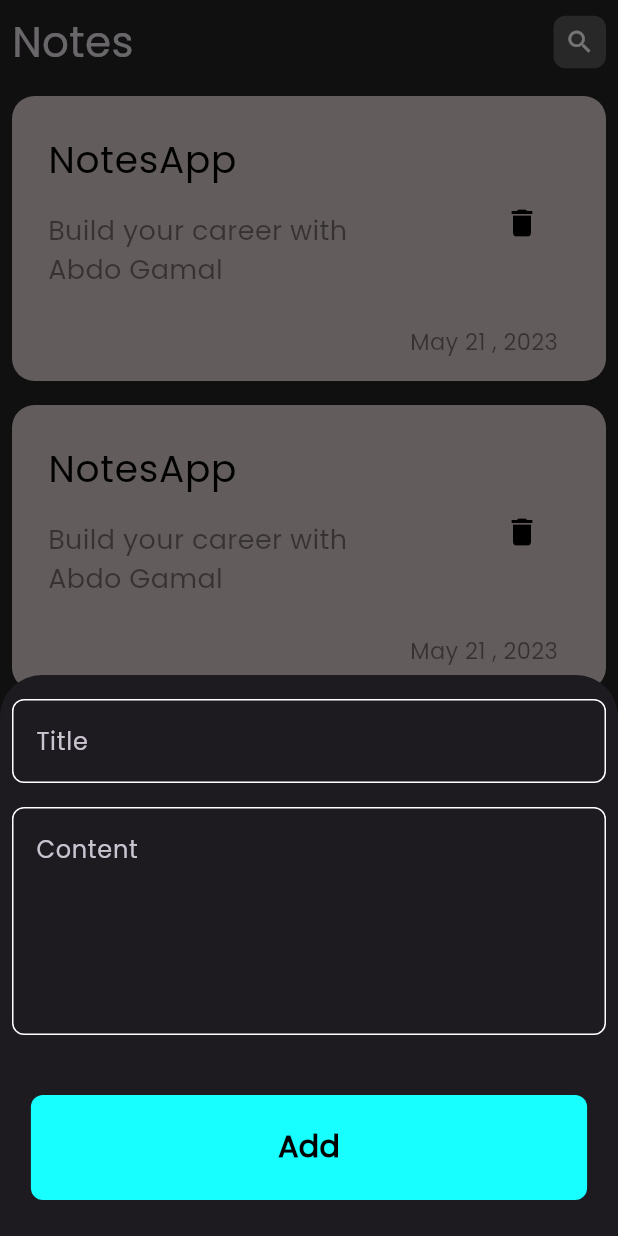
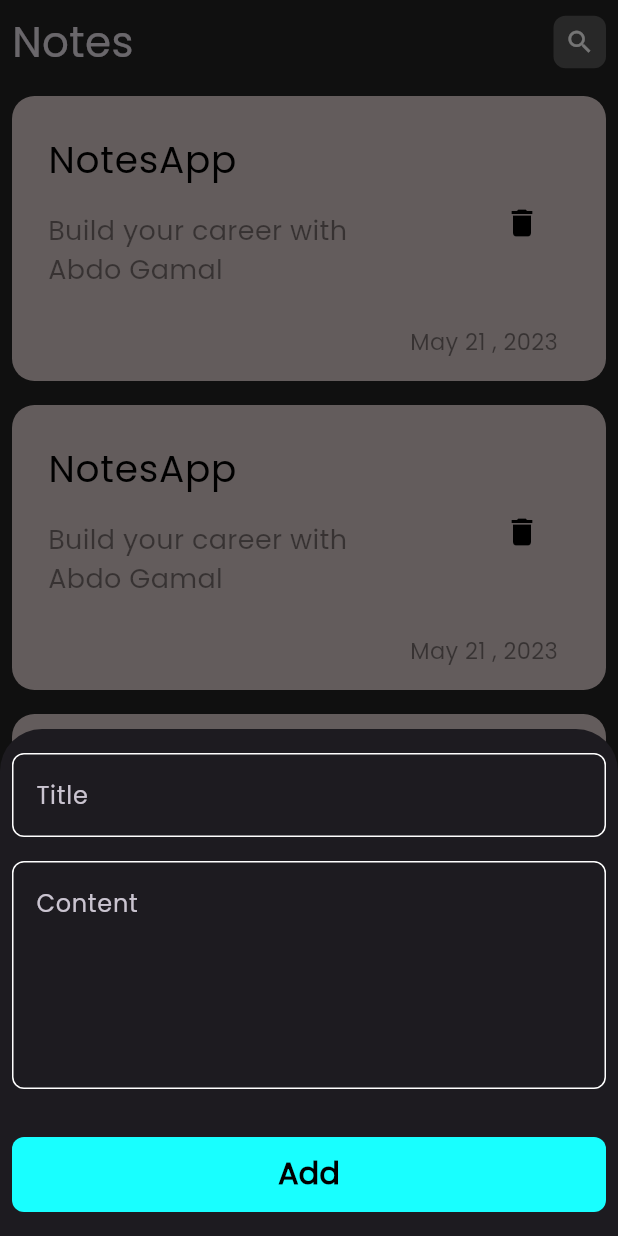
Before and after one commit to AbdoGamal0/notes_app, a Flutter app: the screen it shows after launch, after a tap on the "add" icon, on a phone screen of 412 x 824 dp. Run offline on Flutter 3.47's test engine with Material 3 defaults, Android fonts, the phone set to English and light mode, and no system bars.

Commit message:
edit note ui done

```diff
--- a/lib/views/home_view.dart
+++ b/lib/views/home_view.dart
@@ -36,7 +36,11 @@ class HomeView extends StatelessWidget {
                     SizedBox(
                       height: 32,
                     ),
-                    CustomButton(),
+                    CustomButton(
+                      onPressed: () {
+                        // print('Hello world');
+                      },
+                    ),
                     SizedBox(
                       height: 16,
                     )
--- a/lib/views/widgets/custom_app_bar.dart
+++ b/lib/views/widgets/custom_app_bar.dart
@@ -3,21 +3,22 @@ import 'package:flutter/material.dart';
 import 'custom_search_icon.dart';
 
 class CustomAppBar extends StatelessWidget {
-  const CustomAppBar({
-    super.key,
-  });
-
+  const CustomAppBar({super.key, required this.title, required this.icon});
+  final String title;
+  final IconData icon;
   @override
   Widget build(BuildContext context) {
     return Row(
       children: [
         Text(
-          'Notes',
+          title,
           style: TextStyle(fontSize: 28),
         ),
         Spacer(),
         InkWell(
-          child: CustomSearchIcon(),
+          child: CustomSearchIcon(
+            iconData: icon,
+          ),
           onTap: () {},
         )
       ],
--- a/lib/views/widgets/custom_button.dart
+++ b/lib/views/widgets/custom_button.dart
@@ -2,15 +2,16 @@ import 'package:flutter/material.dart';
 import 'package:notes_app/constants.dart';
 
 class CustomButton extends StatelessWidget {
-  const CustomButton({super.key});
+  const CustomButton({super.key, required this.onPressed});
+  final VoidCallback? onPressed;
 
   @override
   Widget build(BuildContext context) {
-    return Padding(
-      padding: const EdgeInsets.all(8.0),
+    return GestureDetector(
+      onTap: onPressed,
       child: Container(
-        height: 70,
-        width: MediaQuery.sizeOf(context).width * .9,
+        height: 50,
+        width: MediaQuery.sizeOf(context).width * .98,
         decoration: BoxDecoration(
             color: kPrimaryColor,
             shape: BoxShape.rectangle,
--- a/lib/views/widgets/custom_search_icon.dart
+++ b/lib/views/widgets/custom_search_icon.dart
@@ -3,7 +3,9 @@ import 'package:flutter/material.dart';
 class CustomSearchIcon extends StatelessWidget {
   const CustomSearchIcon({
     super.key,
+    required this.iconData,
   });
+  final IconData iconData;
 
   @override
   Widget build(BuildContext context) {
@@ -15,7 +17,7 @@ class CustomSearchIcon extends StatelessWidget {
         borderRadius: BorderRadius.circular(8),
       ),
       child: Icon(
-        Icons.search,
+        iconData,
         size: 20,
       ),
     );
--- a/lib/views/widgets/notes_item.dart
+++ b/lib/views/widgets/notes_item.dart
@@ -1,11 +1,17 @@
 import 'package:flutter/material.dart';
+import 'package:notes_app/views/edit_note_view.dart';
 
 class NotesItem extends StatelessWidget {
   const NotesItem({super.key});
 
   @override
   Widget build(BuildContext context) {
-    return Container(
+    return InkWell(
+      onTap: () {
+        Navigator.push(
+            context, MaterialPageRoute(builder: (context) => EditNoteView()));
+      },
+      child: Container(
         padding: EdgeInsets.symmetric(horizontal: 8, vertical: 16),
         margin: EdgeInsets.only(top: 16),
         decoration: BoxDecoration(
@@ -41,6 +47,7 @@ class NotesItem extends StatelessWidget {
             ),
           ],
         ),
+      ),
     );
   }
 }
--- a/lib/views/widgets/notes_view_body.dart
+++ b/lib/views/widgets/notes_view_body.dart
@@ -15,7 +15,10 @@ class NotesViewBody extends StatelessWidget {
         child: Column(
           children: [
             SizedBox(height: 8),
-            CustomAppBar(),
+            CustomAppBar(
+              title: 'Notes',
+              icon: Icons.search,
+            ),
             Expanded(
               child: NotesListView(),
             ),
```
Also changed, not shown: lib/views/edit_note_view.dart (added, +14 -0 lines), lib/views/widgets/edit_note_view_body.dart (added, +44 -0 lines). Lines whose indentation alone changed are shown as unchanged.
